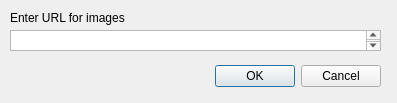
This is desktop-widgets/urldialog.ui in subsurface/subsurface as Qt 5 draws it before an edit. The edited form follows.
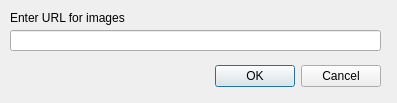
This is the edited form.

Commit message:
Make the URL dialog contain QLineEdit
as otherwise pressing RETURN does unexpected things.

The edit to the form file:
```diff
--- a/desktop-widgets/urldialog.ui
+++ b/desktop-widgets/urldialog.ui
@@ -29,7 +29,7 @@
     <set>QDialogButtonBox::Cancel|QDialogButtonBox::Ok</set>
    </property>
   </widget>
-  <widget class="QPlainTextEdit" name="urlField">
+  <widget class="QLineEdit" name="urlField">
    <property name="geometry">
     <rect>
      <x>10</x>
```
The commit also changes 2 other files.
